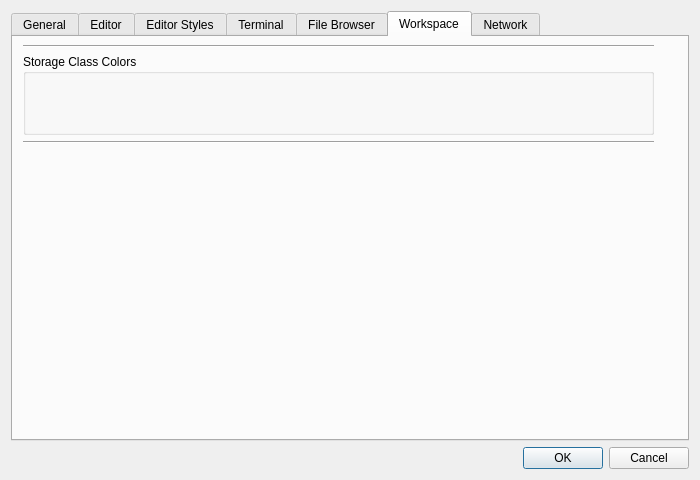
Before: the Qt Designer form libgui/src/settings-dialog.ui in ctaggart/octave, drawn with Qt 5.
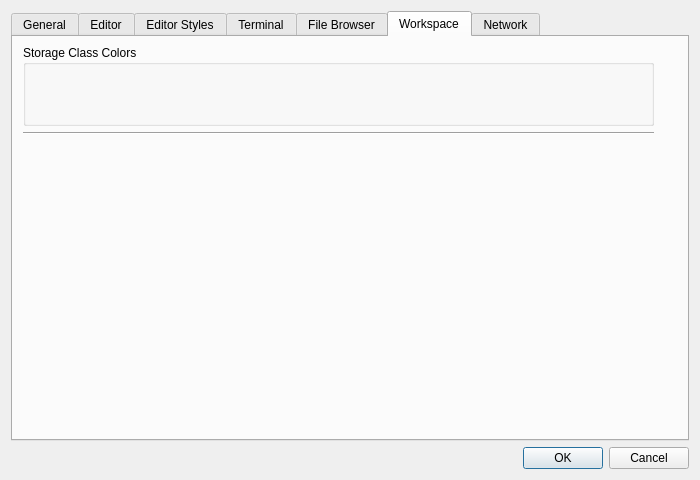
After: the same form once the commit is applied. The open tabs and pages were chosen to show the change.

Commit message:
Remove the top horizontal line from the "Workspace" tab.
* libgui/src/settings-dialog.ui: Remove the top horizontal line from the
Workspace tab (line_7).  This is consistent with the other tabs.

Patch:
```diff
--- a/libgui/src/settings-dialog.ui
+++ b/libgui/src/settings-dialog.ui
@@ -1080,19 +1080,6 @@
         </rect>
        </property>
        <layout class="QVBoxLayout" name="verticalLayout_13">
-        <item>
-         <widget class="Line" name="line_7">
-          <property name="minimumSize">
-           <size>
-            <width>0</width>
-            <height>0</height>
-           </size>
-          </property>
-          <property name="orientation">
-           <enum>Qt::Horizontal</enum>
-          </property>
-         </widget>
-        </item>
         <item>
          <widget class="QGroupBox" name="workspace_colors_box">
           <property name="enabled">
```
